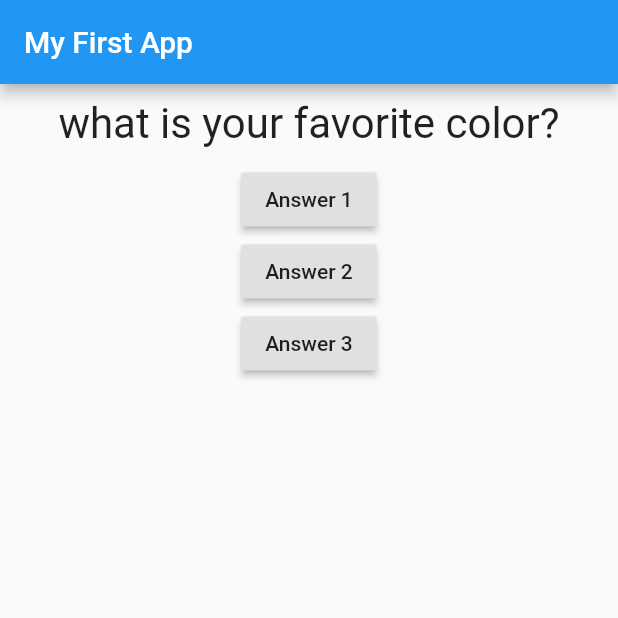
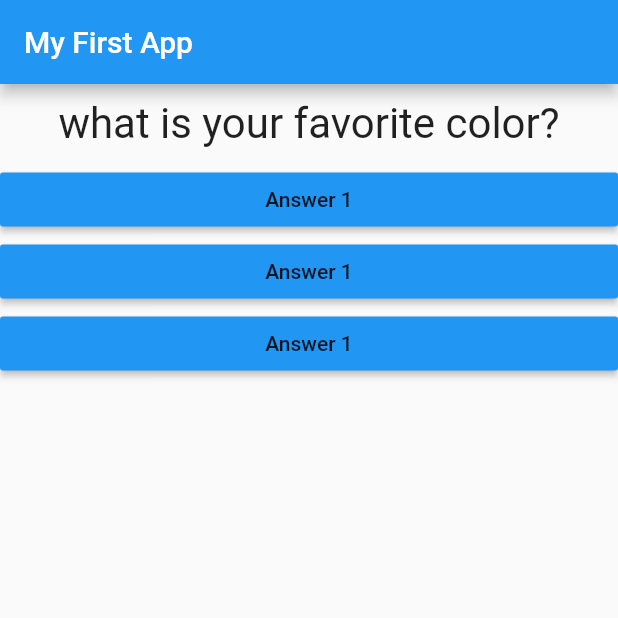
Before and after one commit to vjavmahs1/Flutter-Studying, a Flutter app: the screen it shows after launch, on a phone screen of 412 x 824 dp, the top half of it. Run offline on Flutter 3.47's test engine with Material 2 defaults, Android fonts, the phone set to English and light mode, and no system bars.

Commit message:
passing function to child from parrent widget

```diff
--- /dev/null
+++ b/lib/answer.dart
@@ -0,0 +1,18 @@
+import 'package:flutter/material.dart';
+
+class Answer extends StatelessWidget {
+  final Function selectHandler ;
+  Answer(this.selectHandler);
+
+  @override
+  Widget build(BuildContext context) {
+    return Container(
+      width: double.infinity,
+      child: RaisedButton(
+        color: Colors.blue,
+        child: Text('Answer 1'),
+        onPressed: selectHandler,
+      ),
+    );
+  }
+}
--- a/lib/main.dart
+++ b/lib/main.dart
@@ -1,6 +1,7 @@
 import 'package:flutter/material.dart';
 
 import './question.dart';
+import './answer.dart';
 
 /* void main(){
   runApp(MyApp());
@@ -37,21 +38,11 @@ class _MyAppState extends State<MyApp> {
           body: Column(
             children: <Widget>[
               Question(questions[_questionIndex]),
-              RaisedButton(
-                child: Text('Answer 1'),
-                onPressed: _answerQuestion,
-              ),
-              RaisedButton(
-                child: Text('Answer 2'),
-                onPressed: () => print('Ansswer 2 chosen!'),
-              ),
-              RaisedButton(
-                child: Text('Answer 3'),
-                onPressed: () {
-                  /* */
-                  print('Ansswer 3 chosen!');
-                },
-              )
+              Answer(_answerQuestion),
+              Answer(_answerQuestion),
+              Answer(_answerQuestion),
+
+
             ],
           )),
     );
```
